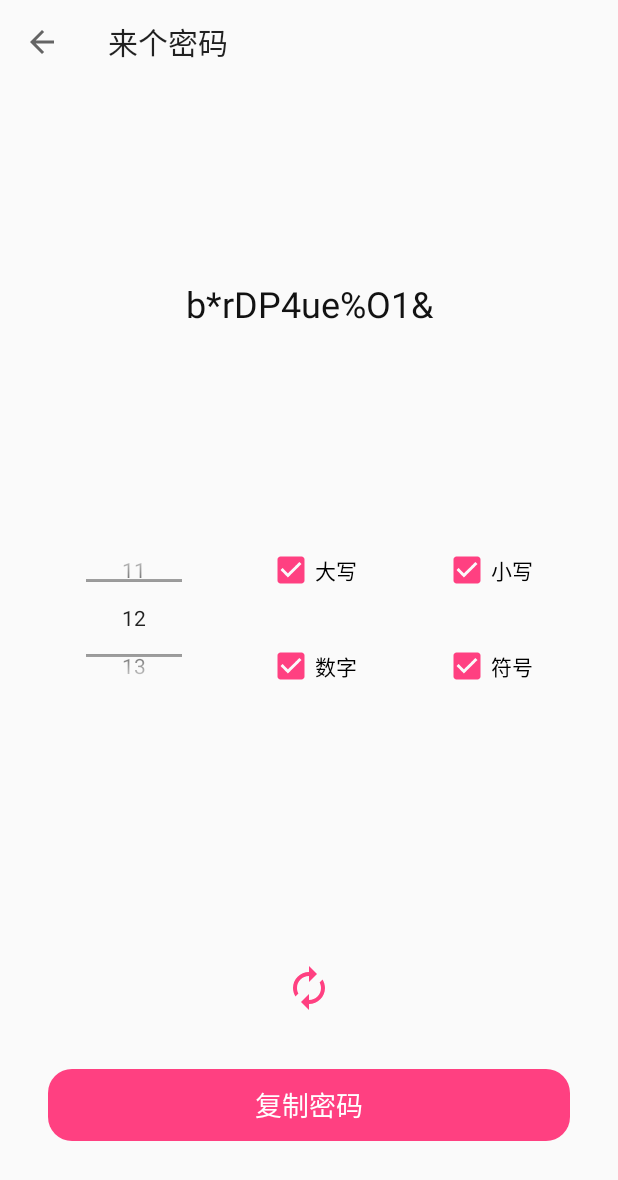
After one commit to sohnyi/liangmi_android, an Android app: the PasswordGeneratorActivity screen opened directly, with no data from a screen before it, on a phone screen of 412 x 824 dp. The commit adds this screen. Shown: the top 1180 px of the screen. Run offline under Robolectric (Android 15) with nearby library versions, the phone set to English and light mode, and no system bars.

Commit message:
add the password generator page

```diff
--- a/app/src/main/AndroidManifest.xml
+++ b/app/src/main/AndroidManifest.xml
@@ -10,6 +10,7 @@
         android:roundIcon="@mipmap/ic_launcher_round"
         android:supportsRtl="true"
         android:theme="@style/AppTheme">
+        <activity android:name=".PasswordGeneratorActivity"></activity>
         <activity android:name=".PasswordPagerActivity" />
         <activity android:name=".PasswordListActivity" />
         <activity
--- a/app/src/main/java/com/sohnyi/liangmi/MainActivity.kt
+++ b/app/src/main/java/com/sohnyi/liangmi/MainActivity.kt
@@ -2,6 +2,9 @@ package com.sohnyi.liangmi
 
 import android.graphics.Color
 import android.os.Bundle
+import android.view.Menu
+import android.view.MenuItem
+import android.widget.Toast
 import androidx.appcompat.app.AppCompatActivity
 import androidx.recyclerview.widget.LinearLayoutManager
 import com.sohnyi.liangmi.adapter.CategoryAdapter
@@ -24,6 +27,9 @@ class MainActivity : AppCompatActivity() {
     }
 
     private fun initView() {
+
+        setSupportActionBar(toolbar)
+
         recycler_view.apply {
             layoutManager = LinearLayoutManager(this@MainActivity)
             adapter = CategoryAdapter() {
@@ -33,6 +39,19 @@ class MainActivity : AppCompatActivity() {
         }
     }
 
+    override fun onCreateOptionsMenu(menu: Menu?): Boolean {
+        menuInflater.inflate(R.menu.menu_main, menu)
+        return super.onCreateOptionsMenu(menu)
+    }
+
+    override fun onOptionsItemSelected(item: MenuItem): Boolean {
+        when (item.itemId) {
+            R.id.give_me_a_password -> startActivity(PasswordGeneratorActivity.newIntent(this))
+            R.id.settings -> Toast.makeText(this, "settings", Toast.LENGTH_SHORT).show()
+        }
+        return true
+    }
+
     private fun onCategoryClick(category: Category) {
         val intent = PasswordListActivity.newIntent(this, category.id)
         startActivity(intent)
--- /dev/null
+++ b/app/src/main/java/com/sohnyi/liangmi/PasswordGeneratorActivity.kt
@@ -0,0 +1,139 @@
+package com.sohnyi.liangmi
+
+import android.content.ClipboardManager
+import android.content.Context
+import android.content.Intent
+import android.graphics.Color
+import androidx.appcompat.app.AppCompatActivity
+import android.os.Bundle
+import android.widget.*
+import android.widget.NumberPicker.OnScrollListener.SCROLL_STATE_IDLE
+import androidx.appcompat.widget.Toolbar
+import androidx.lifecycle.lifecycleScope
+import com.sohnyi.liangmi.utils.copyToClipboard
+import com.sohnyi.liangmi.utils.giveMeAPassword
+import com.sohnyi.liangmi.utils.setStatusBarMode
+import kotlinx.coroutines.Dispatchers
+import kotlinx.coroutines.launch
+import kotlinx.coroutines.withContext
+
+class PasswordGeneratorActivity : AppCompatActivity() {
+
+    private lateinit var tvPassword: TextView
+    private lateinit var cbUppercase: CheckBox
+    private lateinit var cbLowercase: CheckBox
+    private lateinit var cbNumbers: CheckBox
+    private lateinit var cbSymbols: CheckBox
+
+    private var passwordLength = DEFAULT_LENGTH
+    private var uppercaseAvailable = true
+    private var lowercaseAvailable = true
+    private var numbersAvailable = true
+    private var symbolsAvailable = true
+
+    private val cm: ClipboardManager by lazy {
+        getSystemService(Context.CLIPBOARD_SERVICE) as ClipboardManager
+    }
+
+    companion object {
+        private const val DEFAULT_LENGTH = 12
+        private const val MIN_LENGTH = 4
+        private const val MAX_LENGTH = 64
+
+        fun newIntent(packageContext: Context): Intent {
+            return Intent(packageContext, PasswordGeneratorActivity::class.java)
+        }
+    }
+
+    override fun onCreate(savedInstanceState: Bundle?) {
+        super.onCreate(savedInstanceState)
+        setContentView(R.layout.activity_password_generate)
+        setStatusBarMode(Color.WHITE, true)
+
+        tvPassword = findViewById(R.id.tv_password)
+        val toolbar: Toolbar = findViewById(R.id.toolbar)
+        val ivRenew: ImageView = findViewById(R.id.iv_renew)
+        val pickerLength: NumberPicker = findViewById(R.id.picker_length)
+        cbUppercase = findViewById(R.id.cb_uppercase)
+        cbLowercase = findViewById(R.id.cb_lowercase)
+        cbNumbers = findViewById(R.id.cb_numbers)
+        cbSymbols = findViewById(R.id.cb_symbols)
+        val btnCopy: Button = findViewById(R.id.btn_copy)
+
+        setSupportActionBar(toolbar)
+        supportActionBar?.setDisplayHomeAsUpEnabled(true)
+
+        pickerLength.minValue = MIN_LENGTH
+        pickerLength.maxValue = MAX_LENGTH
+        pickerLength.value = passwordLength
+        pickerLength.wrapSelectorWheel = false
+        cbUppercase.isChecked = uppercaseAvailable
+        cbLowercase.isChecked = lowercaseAvailable
+        cbNumbers.isChecked = numbersAvailable
+        cbSymbols.isChecked = symbolsAvailable
+
+        ivRenew.setOnClickListener {
+            it.animate().rotationBy(180f).start()
+            reNewPassword()
+        }
+
+        pickerLength.setOnScrollListener { _, scrollState ->
+            if (scrollState == SCROLL_STATE_IDLE && pickerLength.value != passwordLength) {
+                passwordLength = pickerLength.value
+                reNewPassword()
+            }
+        }
+
+        cbUppercase.setOnCheckedChangeListener { _, isChecked ->
+            uppercaseAvailable = isChecked
+            assembleChanged()
+        }
+        cbLowercase.setOnCheckedChangeListener { _, isChecked ->
+            lowercaseAvailable = isChecked
+            assembleChanged()
+        }
+        cbNumbers.setOnCheckedChangeListener { _, isChecked ->
+            numbersAvailable = isChecked
+            assembleChanged()
+        }
+        cbSymbols.setOnCheckedChangeListener { _, isChecked ->
+            symbolsAvailable = isChecked
+            assembleChanged()
+        }
+
+        btnCopy.setOnClickListener {
+            copyPassword()
+        }
+
+        reNewPassword()
+    }
+
+    private fun reNewPassword() {
+        var password: String
+        lifecycleScope.launch(Dispatchers.Main) {
+            withContext(Dispatchers.Default) {
+                password = giveMeAPassword(
+                    passwordLength,
+                    uppercaseAvailable,
+                    lowercaseAvailable,
+                    numbersAvailable,
+                    symbolsAvailable
+                )
+            }
+            tvPassword.text = password
+        }
+    }
+
+    private fun assembleChanged() {
+        cbUppercase.isClickable = lowercaseAvailable || numbersAvailable || symbolsAvailable
+        cbLowercase.isClickable = uppercaseAvailable || numbersAvailable || symbolsAvailable
+        cbNumbers.isClickable = uppercaseAvailable || lowercaseAvailable || symbolsAvailable
+        cbSymbols.isClickable = uppercaseAvailable || lowercaseAvailable || numbersAvailable
+
+        reNewPassword()
+    }
+
+    private fun copyPassword() {
+        copyToClipboard(this, tvPassword.text.toString())
+    }
+}
--- /dev/null
+++ b/app/src/main/java/com/sohnyi/liangmi/utils/PasswrodUtils.kt
@@ -0,0 +1,57 @@
+package com.sohnyi.liangmi.utils
+
+import kotlin.random.Random
+
+
+private const val UPPERCASE = "ABCDEFGHIJKLMNOPQRSTUVWXYZ"
+private const val LOWERCASE = "abcdefghijklmnopqrstuvwxyz"
+private const val NUMBERS = "0123456789"
+private const val SYMBOLS = "!@#\$%^&*()_-+=<>?/{}~|"
+
+fun giveMeAPassword(
+    length: Int,
+    uppercaseAvailable: Boolean,
+    lowercaseAvailable: Boolean,
+    numbersAvailable: Boolean,
+    symbolsAvailable: Boolean
+) : String {
+
+    if (length > 128) {
+        return "The password too long"
+    }
+
+    val allowedCharacters = getAllowedCharacters(uppercaseAvailable, lowercaseAvailable, numbersAvailable, symbolsAvailable)
+    if (allowedCharacters.isEmpty()) {
+        return ""
+    }
+
+    val sb = StringBuilder()
+    while (sb.length < length) {
+        val char = allowedCharacters[Random.nextInt(allowedCharacters.size)]
+        sb.append(char)
+    }
+
+    return sb.toString()
+}
+
+private fun getAllowedCharacters(
+    uppercaseAvailable: Boolean,
+    lowercaseAvailable: Boolean,
+    numbersAvailable: Boolean,
+    symbolsAvailable: Boolean): List<Char> {
+
+    val chars = mutableListOf<Char>()
+    if (uppercaseAvailable) {
+        chars.addAll(UPPERCASE.toList())
+    }
+    if (lowercaseAvailable) {
+        chars.addAll(LOWERCASE.toList())
+    }
+    if (numbersAvailable) {
+        chars.addAll(NUMBERS.toList())
+    }
+    if (symbolsAvailable) {
+        chars.addAll(SYMBOLS.toList())
+    }
+    return chars
+}
--- /dev/null
+++ b/app/src/main/java/com/sohnyi/liangmi/utils/Utils.kt
@@ -0,0 +1,17 @@
+package com.sohnyi.liangmi.utils
+
+import android.content.ClipData
+import android.content.ClipboardManager
+import android.content.Context
+import android.widget.Toast
+import com.sohnyi.liangmi.R
+
+fun copyToClipboard(context: Context, content: String) {
+    val clipboardManager = context.getSystemService(Context.CLIPBOARD_SERVICE) as ClipboardManager
+    val clip = ClipData.newPlainText(
+        context.getString(R.string.app_name),
+        content
+    )
+    clipboardManager.setPrimaryClip(clip)
+    Toast.makeText(context, "Copied", Toast.LENGTH_SHORT).show()
+}
--- /dev/null
+++ b/app/src/main/res/drawable/bg_accent_round_16.xml
@@ -0,0 +1,7 @@
+<?xml version="1.0" encoding="utf-8"?>
+<shape xmlns:android="http://schemas.android.com/apk/res/android"
+    android:shape="rectangle">
+    <corners android:radius="16dp" />
+    <solid android:color="@color/colorAccent" />
+
+</shape>
--- /dev/null
+++ b/app/src/main/res/drawable/ic_baseline_autorenew_48.xml
@@ -0,0 +1,5 @@
+<vector android:height="48dp" android:tint="@color/colorAccent"
+    android:viewportHeight="24" android:viewportWidth="24"
+    android:width="48dp" xmlns:android="http://schemas.android.com/apk/res/android">
+    <path android:fillColor="@android:color/white" android:pathData="M12,6v3l4,-4 -4,-4v3c-4.42,0 -8,3.58 -8,8 0,1.57 0.46,3.03 1.24,4.26L6.7,14.8c-0.45,-0.83 -0.7,-1.79 -0.7,-2.8 0,-3.31 2.69,-6 6,-6zM18.76,7.74L17.3,9.2c0.44,0.84 0.7,1.79 0.7,2.8 0,3.31 -2.69,6 -6,6v-3l-4,4 4,4v-3c4.42,0 8,-3.58 8,-8 0,-1.57 -0.46,-3.03 -1.24,-4.26z"/>
+</vector>
--- /dev/null
+++ b/app/src/main/res/drawable/ic_baseline_emoji_objects_24.xml
@@ -0,0 +1,5 @@
+<vector android:height="24dp" android:tint="#121212"
+    android:viewportHeight="24" android:viewportWidth="24"
+    android:width="24dp" xmlns:android="http://schemas.android.com/apk/res/android">
+    <path android:fillColor="@android:color/white" android:pathData="M12,3c-0.46,0 -0.93,0.04 -1.4,0.14C7.84,3.67 5.64,5.9 5.12,8.66c-0.48,2.61 0.48,5.01 2.22,6.56C7.77,15.6 8,16.13 8,16.69V19c0,1.1 0.9,2 2,2h0.28c0.35,0.6 0.98,1 1.72,1s1.38,-0.4 1.72,-1H14c1.1,0 2,-0.9 2,-2v-2.31c0,-0.55 0.22,-1.09 0.64,-1.46C18.09,13.95 19,12.08 19,10C19,6.13 15.87,3 12,3zM14,19h-4v-1h4V19zM14,17h-4v-1h4V17zM12.5,11.41V14h-1v-2.59L9.67,9.59l0.71,-0.71L12,10.5l1.62,-1.62l0.71,0.71L12.5,11.41z"/>
+</vector>
--- /dev/null
+++ b/app/src/main/res/drawable/ic_baseline_settings_24.xml
@@ -0,0 +1,5 @@
+<vector android:height="24dp" android:tint="#121212"
+    android:viewportHeight="24" android:viewportWidth="24"
+    android:width="24dp" xmlns:android="http://schemas.android.com/apk/res/android">
+    <path android:fillColor="@android:color/white" android:pathData="M19.14,12.94c0.04,-0.3 0.06,-0.61 0.06,-0.94c0,-0.32 -0.02,-0.64 -0.07,-0.94l2.03,-1.58c0.18,-0.14 0.23,-0.41 0.12,-0.61l-1.92,-3.32c-0.12,-0.22 -0.37,-0.29 -0.59,-0.22l-2.39,0.96c-0.5,-0.38 -1.03,-0.7 -1.62,-0.94L14.4,2.81c-0.04,-0.24 -0.24,-0.41 -0.48,-0.41h-3.84c-0.24,0 -0.43,0.17 -0.47,0.41L9.25,5.35C8.66,5.59 8.12,5.92 7.63,6.29L5.24,5.33c-0.22,-0.08 -0.47,0 -0.59,0.22L2.74,8.87C2.62,9.08 2.66,9.34 2.86,9.48l2.03,1.58C4.84,11.36 4.8,11.69 4.8,12s0.02,0.64 0.07,0.94l-2.03,1.58c-0.18,0.14 -0.23,0.41 -0.12,0.61l1.92,3.32c0.12,0.22 0.37,0.29 0.59,0.22l2.39,-0.96c0.5,0.38 1.03,0.7 1.62,0.94l0.36,2.54c0.05,0.24 0.24,0.41 0.48,0.41h3.84c0.24,0 0.44,-0.17 0.47,-0.41l0.36,-2.54c0.59,-0.24 1.13,-0.56 1.62,-0.94l2.39,0.96c0.22,0.08 0.47,0 0.59,-0.22l1.92,-3.32c0.12,-0.22 0.07,-0.47 -0.12,-0.61L19.14,12.94zM12,15.6c-1.98,0 -3.6,-1.62 -3.6,-3.6s1.62,-3.6 3.6,-3.6s3.6,1.62 3.6,3.6S13.98,15.6 12,15.6z"/>
+</vector>
--- /dev/null
+++ b/app/src/main/res/layout/activity_password_generate.xml
@@ -0,0 +1,112 @@
+<?xml version="1.0" encoding="utf-8"?>
+<androidx.constraintlayout.widget.ConstraintLayout xmlns:android="http://schemas.android.com/apk/res/android"
+    xmlns:app="http://schemas.android.com/apk/res-auto"
+    xmlns:tools="http://schemas.android.com/tools"
+    android:layout_width="match_parent"
+    android:layout_height="match_parent"
+    tools:context=".PasswordGeneratorActivity">
+
+    <androidx.appcompat.widget.Toolbar
+        android:id="@+id/toolbar"
+        android:layout_width="match_parent"
+        app:layout_constraintTop_toTopOf="parent"
+        android:layout_height="?attr/actionBarSize"
+        android:elevation="4dp"
+        app:title="@string/give_me_a_password" />
+
+    <TextView
+        android:id="@+id/tv_password"
+        android:layout_width="match_parent"
+        android:layout_height="wrap_content"
+        android:layout_marginHorizontal="16dp"
+        android:gravity="center_horizontal"
+        android:textColor="@color/textBlack"
+        android:textSize="24sp"
+        android:textIsSelectable="true"
+        android:layout_marginBottom="16dp"
+        app:layout_constraintTop_toBottomOf="@id/toolbar"
+        app:layout_constraintBottom_toTopOf="@id/picker_length"
+        tools:text="*8i7*AGtMOLh" />
+
+
+    <NumberPicker
+        android:id="@+id/picker_length"
+        android:layout_width="wrap_content"
+        android:layout_height="96dp"
+        android:foregroundTint="@color/colorAccent"
+        app:layout_constraintHorizontal_chainStyle="spread"
+        app:layout_constraintStart_toStartOf="parent"
+        app:layout_constraintEnd_toStartOf="@id/cb_uppercase"
+        app:layout_constraintTop_toTopOf="parent"
+        app:layout_constraintBottom_toBottomOf="parent" />
+
+
+    <CheckBox
+        android:id="@+id/cb_uppercase"
+        android:layout_width="wrap_content"
+        android:layout_height="wrap_content"
+        android:checked="true"
+        android:text="@string/uppercase"
+        app:layout_constraintEnd_toStartOf="@id/cb_lowercase"
+        app:layout_constraintStart_toEndOf="@id/picker_length"
+        app:layout_constraintTop_toTopOf="@id/picker_length" />
+
+
+    <CheckBox
+        android:id="@+id/cb_lowercase"
+        android:layout_width="wrap_content"
+        android:layout_height="wrap_content"
+        android:checked="true"
+        android:text="@string/lowercase"
+        app:layout_constraintBottom_toBottomOf="@id/cb_uppercase"
+        app:layout_constraintEnd_toEndOf="parent"
+        app:layout_constraintStart_toEndOf="@id/cb_uppercase" />
+
+    <CheckBox
+        android:id="@+id/cb_numbers"
+        android:layout_width="wrap_content"
+        android:layout_height="wrap_content"
+        android:checked="true"
+        android:text="@string/numbers"
+        android:layout_marginTop="16dp"
+        app:layout_constraintBottom_toBottomOf="@id/picker_length"
+        app:layout_constraintStart_toStartOf="@id/cb_uppercase" />
+
+    <CheckBox
+        android:id="@+id/cb_symbols"
+        android:layout_width="wrap_content"
+        android:layout_height="wrap_content"
+        android:checked="true"
+        android:text="@string/symbols"
+        app:layout_constraintTop_toTopOf="@id/cb_numbers"
+        app:layout_constraintStart_toStartOf="@id/cb_lowercase" />
+
+    <ImageView
+        android:id="@+id/iv_renew"
+        android:layout_width="32dp"
+        android:layout_height="32dp"
+        android:layout_marginTop="32dp"
+        android:src="@drawable/ic_baseline_autorenew_48"
+        app:layout_constraintEnd_toEndOf="parent"
+        app:layout_constraintStart_toStartOf="parent"
+        app:layout_constraintVertical_bias="0.8"
+        app:layout_constraintTop_toBottomOf="@id/picker_length"
+        app:layout_constraintBottom_toTopOf="@id/btn_copy" />
+
+    <Button
+        android:id="@+id/btn_copy"
+        style="?attr/borderlessButtonStyle"
+        android:layout_width="match_parent"
+        android:layout_height="wrap_content"
+        android:layout_marginHorizontal="32dp"
+        android:background="@drawable/bg_accent_round_16"
+        android:backgroundTint="@color/colorAccent"
+        android:minHeight="48dp"
+        android:text="@string/copy_password"
+        android:textColor="@color/white"
+        android:textSize="18sp"
+        app:layout_constraintBottom_toBottomOf="parent"
+        app:layout_constraintTop_toBottomOf="@id/picker_length"
+        app:layout_constraintVertical_bias="0.8"/>
+
+</androidx.constraintlayout.widget.ConstraintLayout>
--- /dev/null
+++ b/app/src/main/res/menu/menu_main.xml
@@ -0,0 +1,14 @@
+<?xml version="1.0" encoding="utf-8"?>
+<menu xmlns:android="http://schemas.android.com/apk/res/android"
+    xmlns:app="http://schemas.android.com/apk/res-auto">
+
+    <item android:id="@+id/give_me_a_password"
+        android:title="@string/give_me_a_password"
+        android:icon="@drawable/ic_baseline_emoji_objects_24"
+        app:showAsAction="ifRoom|withText"/>
+
+    <item android:id="@+id/settings"
+        android:title="@string/settings"
+        android:icon="@drawable/ic_baseline_settings_24"
+        app:showAsAction="ifRoom|withText" />
+</menu>
--- a/app/src/main/res/values/colors.xml
+++ b/app/src/main/res/values/colors.xml
@@ -3,7 +3,7 @@
     <color name="colorPrimary">#263238</color>
     <color name="colorPrimaryDark">#000a12</color>
     <color name="colorPrimaryLight">#4f5b62</color>
-    <color name="colorAccent">#03DAC5</color>
+    <color name="colorAccent">#FF4081</color>
 
     <color name="bgGray">#FFF2F5F7</color>
     <color name="white">#FFFFFFFF</color>
--- a/app/src/main/res/values/strings.xml
+++ b/app/src/main/res/values/strings.xml
@@ -10,5 +10,11 @@
     <string name="invisible_password">••••••••••••</string>
     <string name="title">标题</string>
     <string name="account">账户</string>
-
+    <string name="uppercase">大写</string>
+    <string name="lowercase">小写</string>
+    <string name="numbers">数字</string>
+    <string name="symbols">符号</string>
+    <string name="copy_password">复制密码</string>
+    <string name="give_me_a_password">来个密码</string>
+    <string name="settings">设置</string>
 </resources>
```
